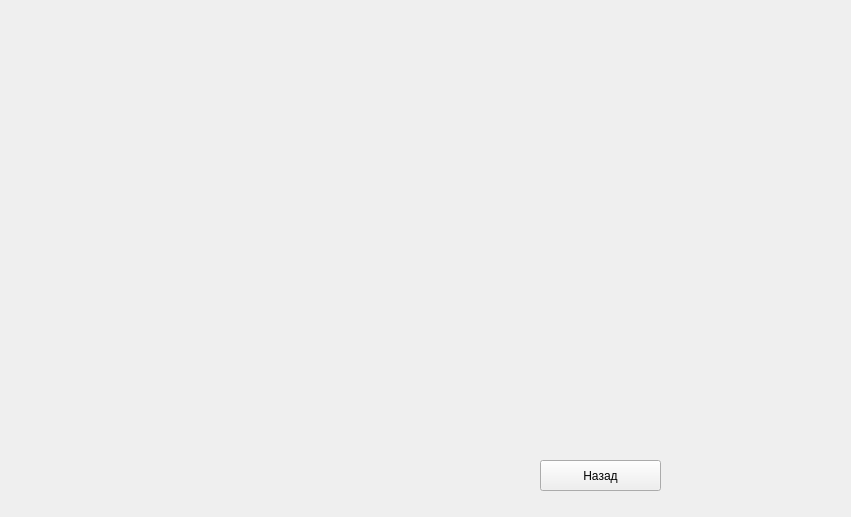
Before: the Qt Designer form plot.ui in spellanser/graphx, drawn with Qt 5.
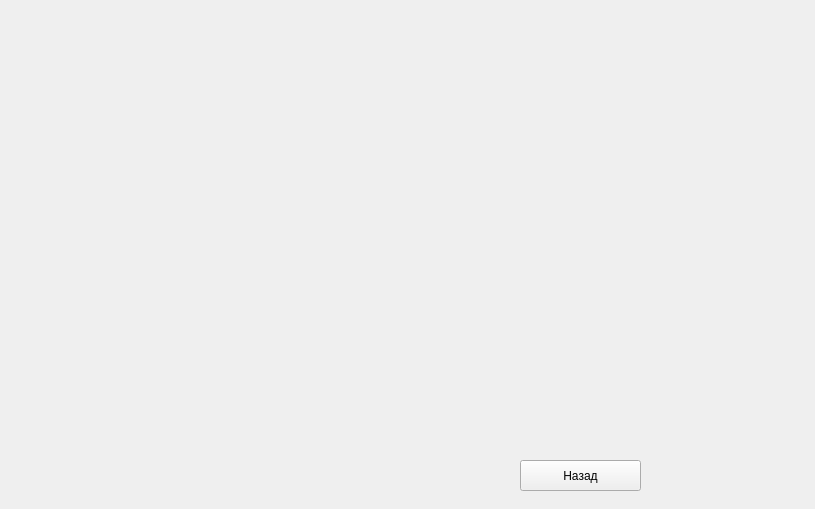
After: the same form once the commit is applied.

Commit message: interface release

The edit to the form file:
```diff
--- a/plot.ui
+++ b/plot.ui
@@ -6,8 +6,8 @@
    <rect>
     <x>0</x>
     <y>0</y>
-    <width>851</width>
-    <height>517</height>
+    <width>815</width>
+    <height>509</height>
    </rect>
   </property>
   <property name="windowTitle">
@@ -16,7 +16,7 @@
   <widget class="QPushButton" name="pushButton">
    <property name="geometry">
     <rect>
-     <x>540</x>
+     <x>520</x>
      <y>460</y>
      <width>121</width>
      <height>31</height>
```
The commit also changes 7 other files.
